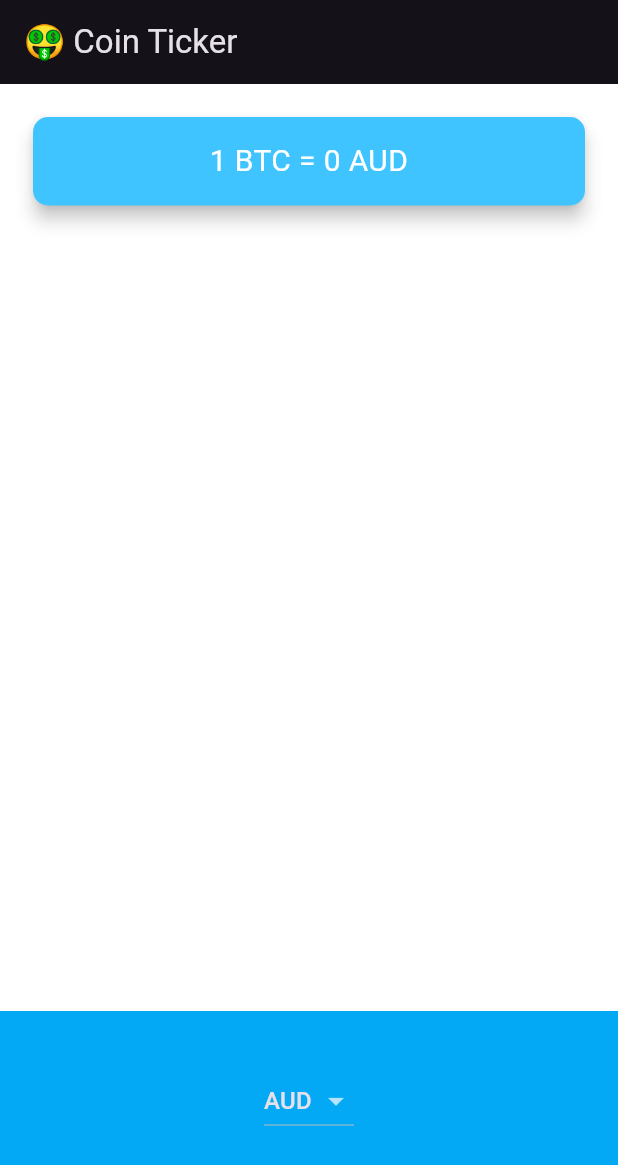
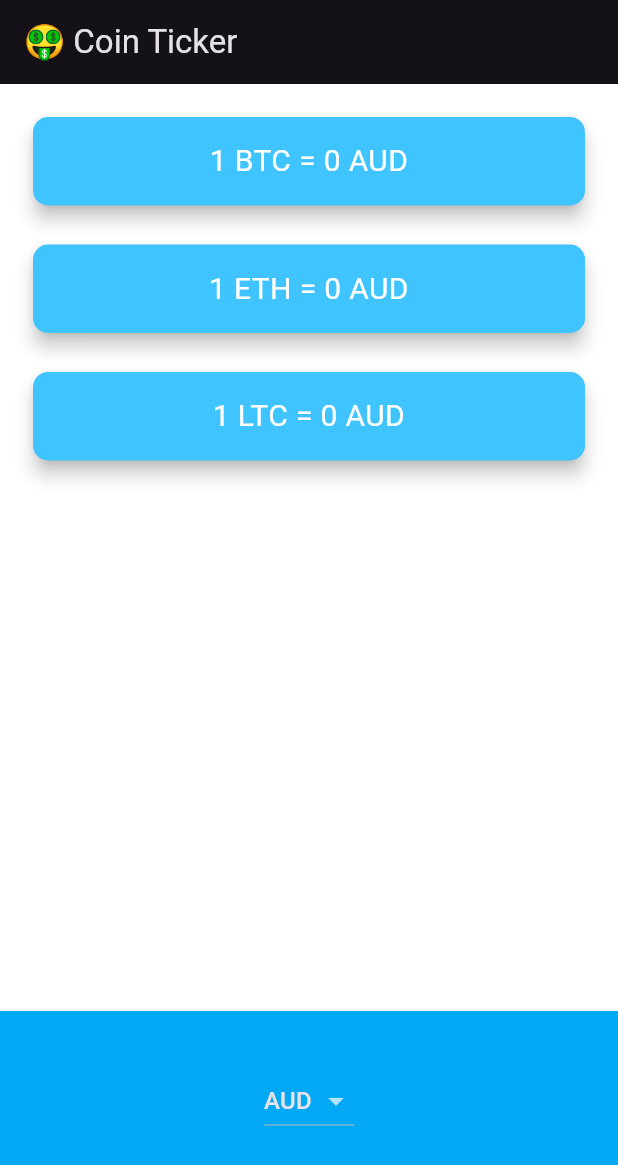
Before and after one commit to yukimiyake0607/coin_checker, a Flutter app: the screen it shows after launch, on a phone screen of 412 x 824 dp. Shown: the top 1165 px of the screen. Run offline on Flutter 3.47's test engine with Material 3 defaults, Android fonts, the phone set to English and light mode, and no system bars; network calls fail.

Commit message:
add: ETHとLTCを表示し、下のcontainerとの間にSpacerを追加

```diff
--- a/lib/price_screen.dart
+++ b/lib/price_screen.dart
@@ -93,10 +93,12 @@ class _PriceScreenState extends State<PriceScreen> {
         title: const Text('🤑 Coin Ticker'),
       ),
       body: Column(
-        mainAxisAlignment: MainAxisAlignment.spaceBetween,
         crossAxisAlignment: CrossAxisAlignment.stretch,
         children: <Widget>[
-          const CoinRateCard(cryptoListNumber: 0,),
+          const CoinRateCard(cryptoListNumber: 0),
+          const CoinRateCard(cryptoListNumber: 1),
+          const CoinRateCard(cryptoListNumber: 2),
+          const Spacer(),
           Container(
             height: 150.0,
             alignment: Alignment.center,
@@ -113,7 +115,8 @@ class _PriceScreenState extends State<PriceScreen> {
 class CoinRateCard extends StatefulWidget {
   final int cryptoListNumber;
 
-  const CoinRateCard({Key? key, required this.cryptoListNumber}) : super(key: key);
+  const CoinRateCard({Key? key, required this.cryptoListNumber})
+      : super(key: key);
 
   @override
   State<CoinRateCard> createState() => _CoinRateCardState();
```
